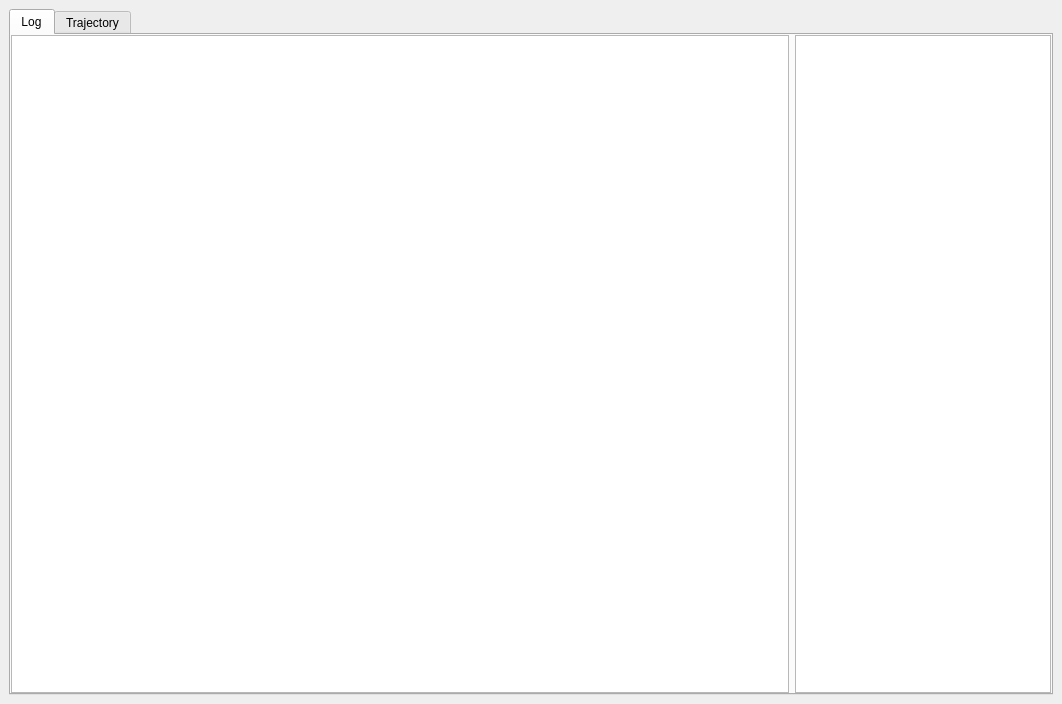
Before: the Qt Designer form bhbot/tools/logviewer/mainwindow.ui in alberthier/bhware, drawn with Qt 5.
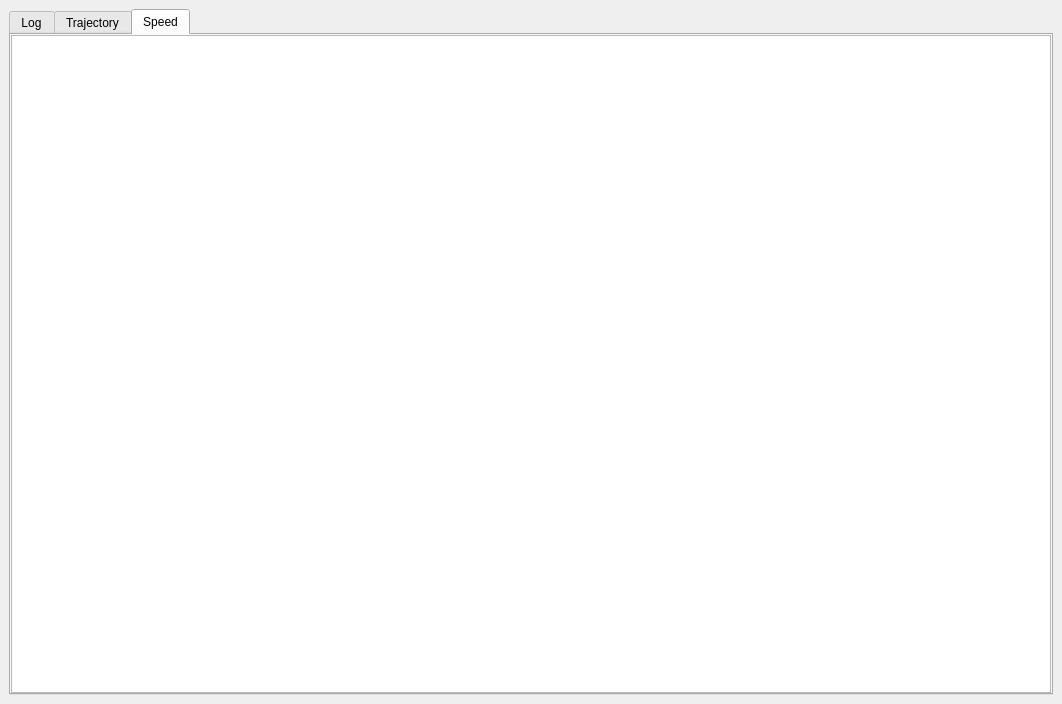
After: the same form once the commit is applied. The open tabs and pages were chosen to show the change.

What changed in the file:
```diff
--- a/bhbot/tools/logviewer/mainwindow.ui
+++ b/bhbot/tools/logviewer/mainwindow.ui
@@ -100,6 +100,23 @@
         </item>
        </layout>
       </widget>
+      <widget class="QWidget" name="speed_tab">
+       <attribute name="title">
+        <string>Speed</string>
+       </attribute>
+       <layout class="QHBoxLayout" name="horizontalLayout">
+        <property name="margin">
+         <number>0</number>
+        </property>
+        <item>
+         <widget class="QGraphicsView" name="speed_view">
+          <property name="renderHints">
+           <set>QPainter::Antialiasing|QPainter::SmoothPixmapTransform|QPainter::TextAntialiasing</set>
+          </property>
+         </widget>
+        </item>
+       </layout>
+      </widget>
      </widget>
     </item>
    </layout>
```
